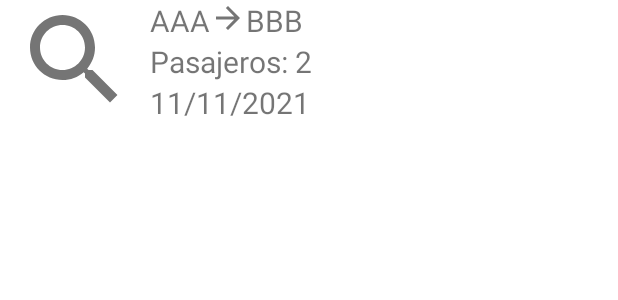
After one commit to xoko14/app-vuelos-DAM2PMDM, an Android app: the layout busqueda_layout.xml on its own in the app's theme, with its tools: preview values and no code run, on a phone screen of 412 x 824 dp. The commit adds this screen. Shown: the top 300 px of the screen. Run offline under Robolectric (Android 15) with nearby library versions, the phone set to English and light mode, and no system bars.

Commit message:
fin clase 25/11/2021

```diff
--- a/app/src/main/AndroidManifest.xml
+++ b/app/src/main/AndroidManifest.xml
@@ -9,6 +9,9 @@
         android:roundIcon="@mipmap/ic_launcher_round"
         android:supportsRtl="true"
         android:theme="@style/Theme.VistaEj13">
+        <activity
+            android:name=".HistoryActivity"
+            android:exported="false" />
         <activity
             android:name=".ReservasActivity"
             android:exported="false" />
--- a/app/src/main/java/com/xoquin/vista_ej13/ActivityBuscar.kt
+++ b/app/src/main/java/com/xoquin/vista_ej13/ActivityBuscar.kt
@@ -103,7 +103,8 @@ class ActivityBuscar : AppCompatActivity() {
 
         //listener history
         btnHistory.setOnClickListener {
-            // TODO: 24/11/2021
+            val intent = Intent(this, HistoryActivity::class.java)
+            startActivity(intent)
         }
 
         //listener buscar vuelo
--- /dev/null
+++ b/app/src/main/res/layout/busqueda_layout.xml
@@ -0,0 +1,56 @@
+<?xml version="1.0" encoding="utf-8"?>
+<RelativeLayout xmlns:android="http://schemas.android.com/apk/res/android"
+    android:layout_width="match_parent"
+    android:layout_height="match_parent">
+
+    <ImageView
+        android:id="@+id/busquedaImg"
+        android:layout_width="100dp"
+        android:layout_height="80dp"
+        android:src="@drawable/ic_baseline_search_24"
+        style="@style/image_text"/>
+
+    <LinearLayout
+        android:id="@+id/lugaresLayout"
+        android:layout_width="wrap_content"
+        android:layout_height="wrap_content"
+        android:orientation="horizontal"
+        android:layout_toEndOf="@+id/busquedaImg">
+        <TextView
+            android:id="@+id/txtSalida"
+            android:layout_width="wrap_content"
+            android:layout_height="wrap_content"
+            android:text="AAA"
+            android:textSize="20sp"/>
+        <com.google.android.material.imageview.ShapeableImageView
+            android:layout_width="wrap_content"
+            android:layout_height="wrap_content"
+            android:src="@drawable/ic_baseline_arrow_forward_24"
+            style="@style/image_text" />
+        <TextView
+            android:id="@+id/txtLlegada"
+            android:layout_width="wrap_content"
+            android:layout_height="wrap_content"
+            android:text="BBB"
+            android:layout_marginEnd="10dp"
+            android:textSize="20sp"/>
+    </LinearLayout>
+
+    <TextView
+        android:id="@+id/txtNumPasajeros"
+        android:layout_width="wrap_content"
+        android:layout_height="wrap_content"
+        android:layout_below="@+id/lugaresLayout"
+        android:layout_toEndOf="@id/busquedaImg"
+        android:text="Pasajeros: 2"
+        android:textSize="20sp" />
+
+    <TextView
+        android:id="@+id/txtFecha"
+        android:layout_width="wrap_content"
+        android:layout_height="wrap_content"
+        android:layout_below="@+id/txtNumPasajeros"
+        android:layout_toEndOf="@id/busquedaImg"
+        android:text="11/11/2021"
+        android:textSize="20sp" />
+</RelativeLayout>
--- a/app/src/main/res/values/strings.xml
+++ b/app/src/main/res/values/strings.xml
@@ -34,4 +34,6 @@
     <string name="no_less_than_1">Can\'t be lower than 1</string>
     <string name="booking_num">Booking nº</string>
     <string name="total">Total</string>
+    <string name="calendar_title">Flight to</string>
+    <string name="passenger_num">Number of passengers</string>
 </resources>
```
Also changed, not shown: app/src/main/java/com/xoquin/vista_ej13/HistoryActivity.kt (added, +44 -0 lines), app/src/main/java/com/xoquin/vista_ej13/ReservasActivity.kt (+68 -2 lines), app/src/main/java/com/xoquin/vista_ej13/adapters/HistorialListAdapter.kt (added, +62 -0 lines), app/src/main/res/layout/activity_buscar.xml (+7 -6 lines), app/src/main/res/layout/activity_history.xml (added, +15 -0 lines), 2 other files.
